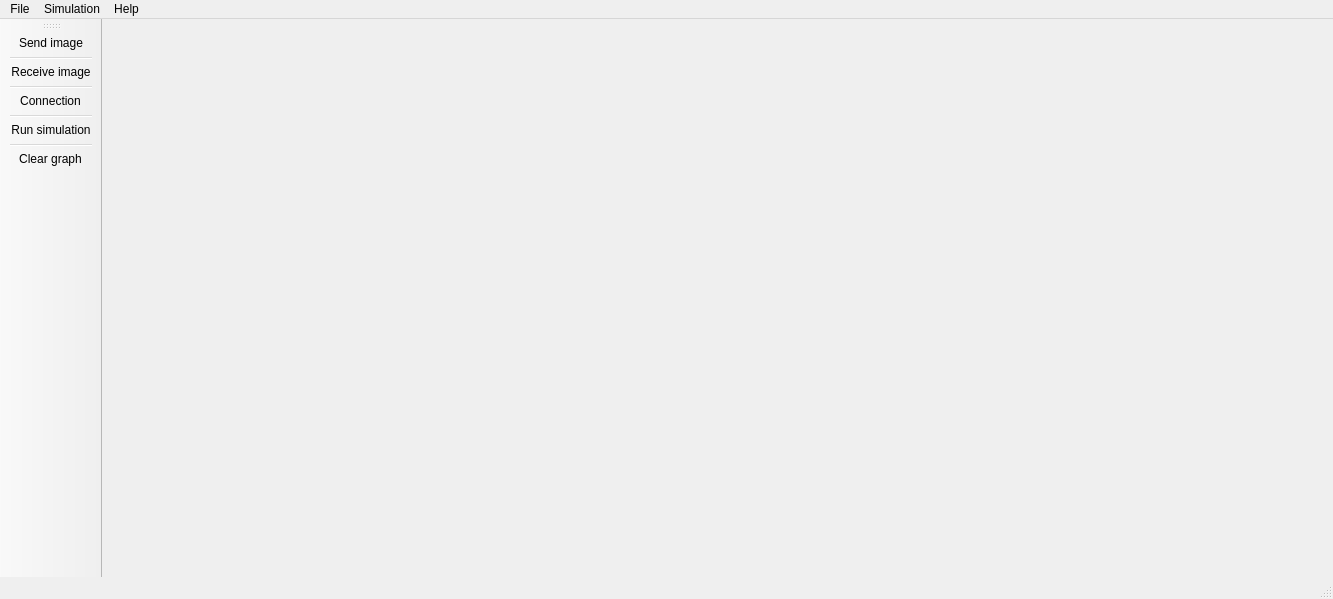
Above: mainwindow.ui from feichay10/Cliente-Proyecto-Final-SOA before the change. Below: the same form after it.
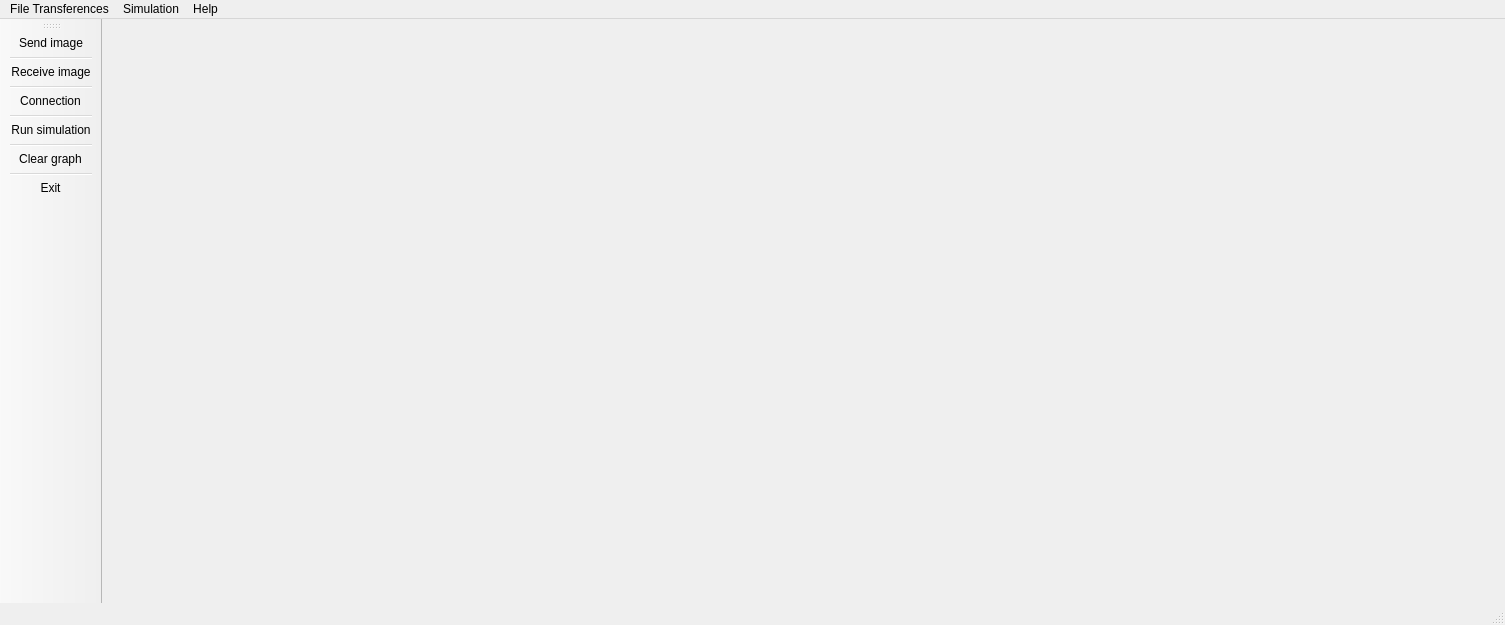
That is the form after the change. Icons and pictures are not drawn.

What changed in the file:
```diff
--- a/mainwindow.ui
+++ b/mainwindow.ui
@@ -9,8 +9,8 @@
    <rect>
     <x>0</x>
     <y>0</y>
-    <width>1333</width>
-    <height>599</height>
+    <width>1505</width>
+    <height>625</height>
    </rect>
   </property>
   <property name="palette">
@@ -487,7 +487,7 @@
     <rect>
      <x>0</x>
      <y>0</y>
-     <width>1333</width>
+     <width>1505</width>
      <height>22</height>
     </rect>
    </property>
@@ -935,7 +935,7 @@
    </property>
    <widget class="QMenu" name="menuFile">
     <property name="title">
-     <string>File</string>
+     <string>File Transferences</string>
     </property>
     <addaction name="actionSend_Image"/>
     <addaction name="actionReceive_Image"/>
@@ -1425,6 +1425,8 @@
    <addaction name="actionRun_simulation_2"/>
    <addaction name="separator"/>
    <addaction name="actionClear_graph"/>
+   <addaction name="separator"/>
+   <addaction name="actionExit"/>
   </widget>
   <action name="actionSend">
    <property name="icon">
```
Left out of the diff: 80 changed lines with no effect on the pictures.
